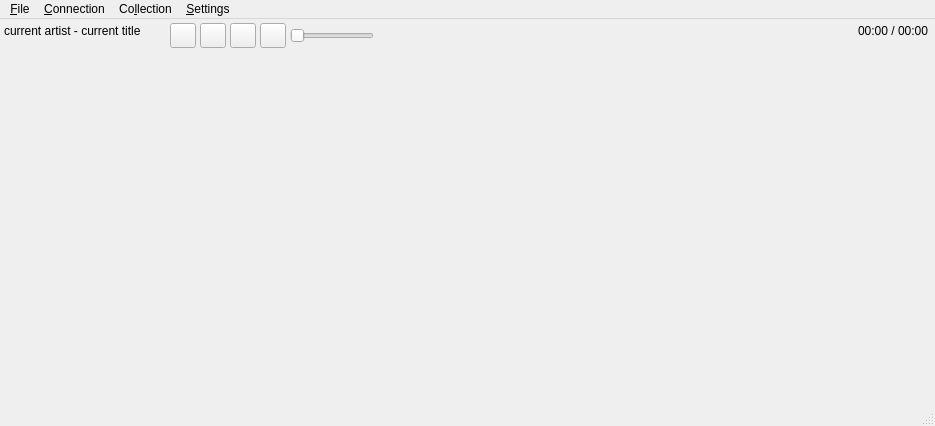
First picture: the form in mqtclient/mQtClient.ui, repository martinrunge/muroa, before the edit.
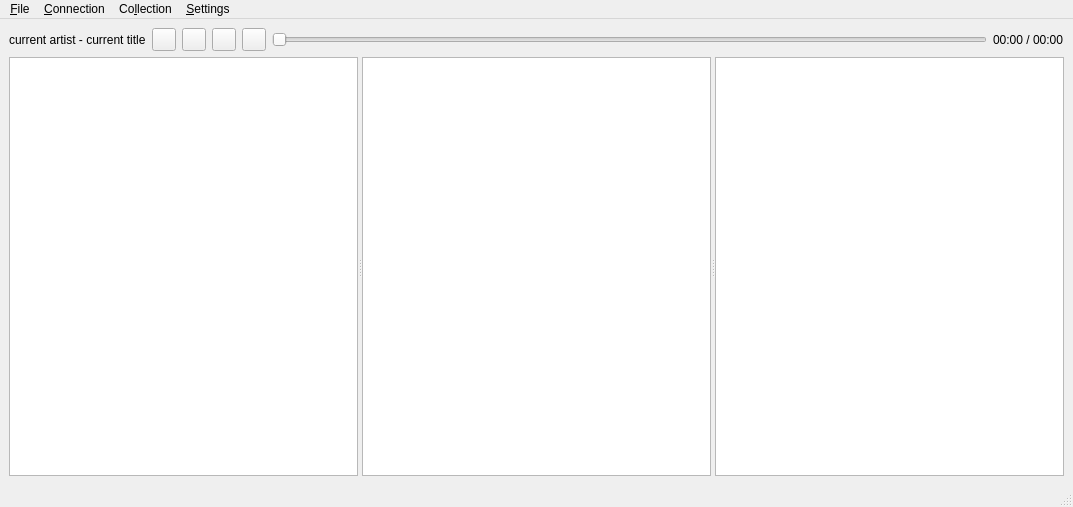
Second picture: the form after the edit. Icons and pictures are not drawn.

Commit message: QtClient has Tree- and ListViews now, but Collection is not yet displayed.

Patch:
```diff
--- a/mqtclient/mQtClient.ui
+++ b/mqtclient/mQtClient.ui
@@ -6,36 +6,24 @@
    <rect>
     <x>0</x>
     <y>0</y>
-    <width>935</width>
-    <height>426</height>
+    <width>1073</width>
+    <height>507</height>
    </rect>
   </property>
   <property name="windowTitle">
    <string>Muroa Gui</string>
   </property>
   <widget class="QWidget" name="centralwidget">
+   <layout class="QGridLayout" name="gridLayout">
+    <item row="0" column="0">
    <widget class="QLabel" name="titleLabel">
-    <property name="geometry">
-     <rect>
-      <x>4</x>
-      <y>4</y>
-      <width>162</width>
-      <height>16</height>
-     </rect>
-    </property>
     <property name="text">
      <string>current artist - current title</string>
     </property>
    </widget>
+    </item>
+    <item row="0" column="1">
    <widget class="QToolButton" name="playBtn">
-    <property name="geometry">
-     <rect>
-      <x>170</x>
-      <y>4</y>
-      <width>26</width>
-      <height>25</height>
-     </rect>
-    </property>
     <property name="text">
      <string/>
     </property>
@@ -50,15 +38,9 @@
      <bool>false</bool>
     </property>
    </widget>
+    </item>
+    <item row="0" column="2">
    <widget class="QToolButton" name="stopBtn">
-    <property name="geometry">
-     <rect>
-      <x>200</x>
-      <y>4</y>
-      <width>26</width>
-      <height>25</height>
-     </rect>
-    </property>
     <property name="text">
      <string/>
     </property>
@@ -67,15 +49,9 @@
       <normaloff>:/icons/icons/media-playback-stop.png</normaloff>:/icons/icons/media-playback-stop.png</iconset>
     </property>
    </widget>
+    </item>
+    <item row="0" column="3">
    <widget class="QToolButton" name="prevBtn">
-    <property name="geometry">
-     <rect>
-      <x>230</x>
-      <y>4</y>
-      <width>26</width>
-      <height>25</height>
-     </rect>
-    </property>
     <property name="text">
      <string/>
     </property>
@@ -84,15 +60,9 @@
       <normaloff>:/icons/icons/media-skip-backward.png</normaloff>:/icons/icons/media-skip-backward.png</iconset>
     </property>
    </widget>
+    </item>
+    <item row="0" column="4">
    <widget class="QToolButton" name="nextBtn">
-    <property name="geometry">
-     <rect>
-      <x>260</x>
-      <y>4</y>
-      <width>26</width>
-      <height>25</height>
-     </rect>
-    </property>
     <property name="text">
      <string/>
     </property>
@@ -101,39 +71,39 @@
       <normaloff>:/icons/icons/media-skip-forward.png</normaloff>:/icons/icons/media-skip-forward.png</iconset>
     </property>
    </widget>
+    </item>
+    <item row="0" column="5">
+     <widget class="QSlider" name="posSlider">
+      <property name="orientation">
+       <enum>Qt::Horizontal</enum>
+      </property>
+     </widget>
+    </item>
+    <item row="0" column="6">
    <widget class="QLabel" name="progressLabel">
-    <property name="geometry">
-     <rect>
-      <x>858</x>
-      <y>4</y>
-      <width>73</width>
-      <height>16</height>
-     </rect>
-    </property>
     <property name="text">
      <string>00:00 / 00:00</string>
     </property>
    </widget>
-   <widget class="QSlider" name="posSlider">
-    <property name="geometry">
-     <rect>
-      <x>290</x>
-      <y>5</y>
-      <width>84</width>
-      <height>23</height>
-     </rect>
-    </property>
+    </item>
+    <item row="1" column="0" colspan="7">
+     <widget class="QSplitter" name="splitter">
     <property name="orientation">
      <enum>Qt::Horizontal</enum>
     </property>
-   </widget>
+      <widget class="QTreeView" name="mediaColTreeView"/>
+      <widget class="QListView" name="playlistListView"/>
+      <widget class="QListView" name="nextlistListView"/>
+     </widget>
+    </item>
+   </layout>
   </widget>
   <widget class="QMenuBar" name="menubar">
    <property name="geometry">
     <rect>
      <x>0</x>
      <y>0</y>
-     <width>935</width>
+     <width>1073</width>
      <height>21</height>
     </rect>
    </property>
```
Lines whose indentation alone changed are shown as unchanged. The commit also changes 20 other files.
